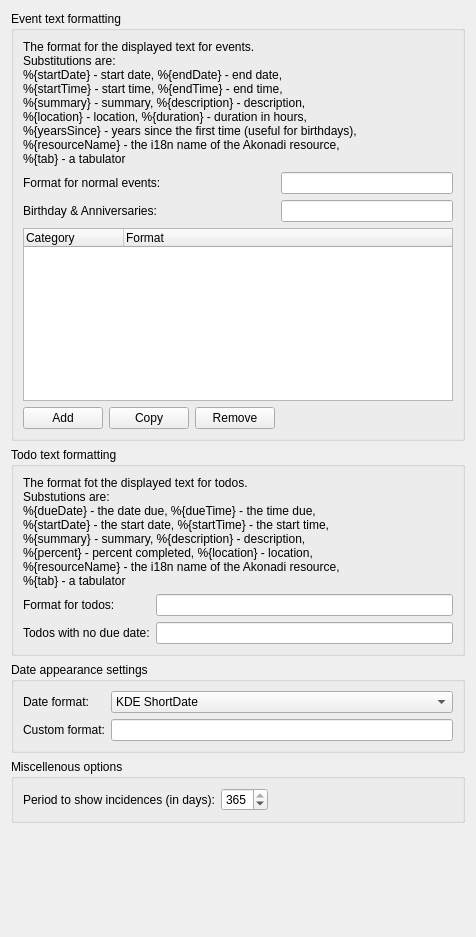
KDE/plasmoid-eventlist, file src/applet/eventappletformatconfig.ui: the form before one commit.
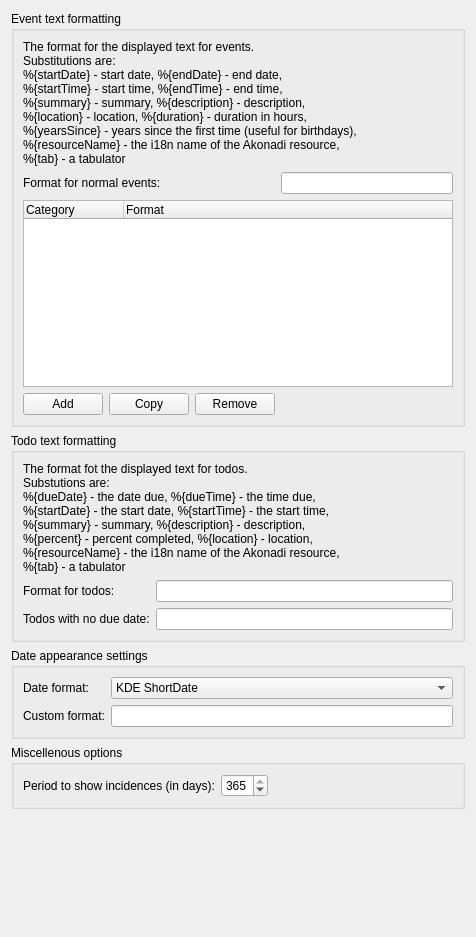
The form after the commit. Custom widgets are drawn as their Qt base class.

Commit message:
remove option for special format for birthday
use categories now

The edit to the form file:
```diff
--- a/src/applet/eventappletformatconfig.ui
+++ b/src/applet/eventappletformatconfig.ui
@@ -49,21 +49,7 @@
         </property>
        </widget>
       </item>
-      <item row="2" column="0" colspan="2">
-       <widget class="QLabel" name="label_4">
-        <property name="text">
-         <string>Birthday &amp; Anniversaries:</string>
-        </property>
-       </widget>
-      </item>
-      <item row="2" column="3">
-       <widget class="KLineEdit" name="recurringEventsEdit">
-        <property name="toolTip">
-         <string>The text displayed for birthdays or anniversaries.</string>
-        </property>
-       </widget>
-      </item>
-      <item row="3" column="0" rowspan="2" colspan="4">
+      <item row="2" column="0" rowspan="2" colspan="4">
        <widget class="QTreeWidget" name="categoryFormatWidget">
         <property name="indentation">
          <number>0</number>
@@ -95,21 +81,21 @@
         </column>
        </widget>
       </item>
-      <item row="5" column="0">
+      <item row="4" column="0">
        <widget class="QPushButton" name="addCategoryButton">
         <property name="text">
          <string>Add</string>
         </property>
        </widget>
       </item>
-      <item row="5" column="1">
+      <item row="4" column="1">
        <widget class="QPushButton" name="copyCategoryButton">
         <property name="text">
          <string>Copy</string>
         </property>
        </widget>
       </item>
-      <item row="5" column="2">
+      <item row="4" column="2">
        <widget class="QPushButton" name="removeCategoryButton">
         <property name="text">
          <string>Remove</string>
```
The commit also changes 3 other files.
